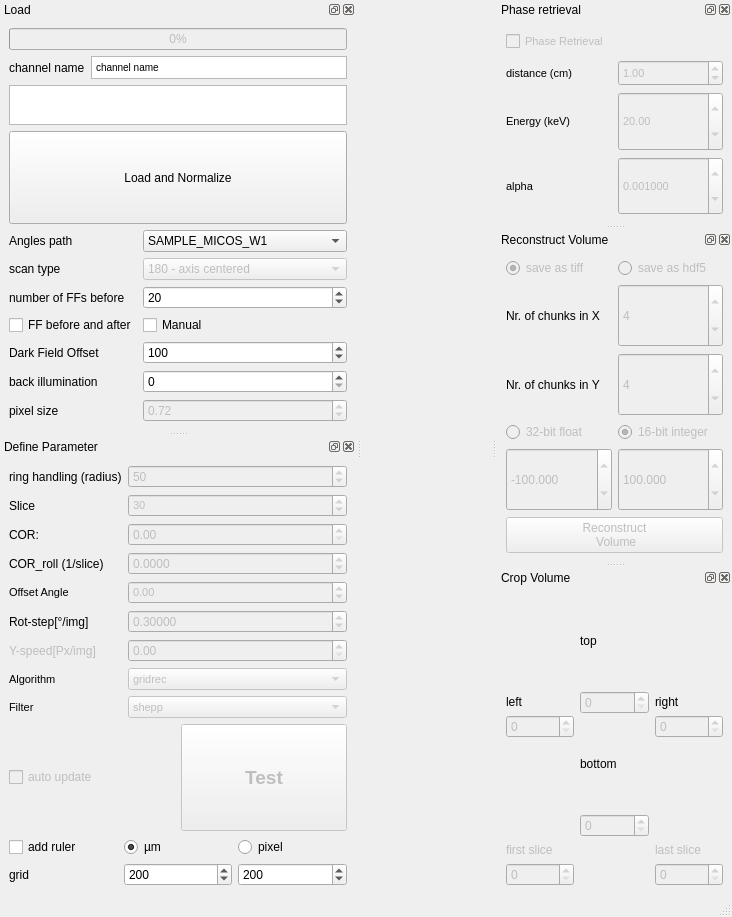
This is BAMline_on_the_fly_CT-reco/on_the_fly_CT_reco_hdf_dock_widget.ui in Ultimex81/BAMline_CT_preview_RECO as Qt 5 draws it before an edit. The edited form follows.
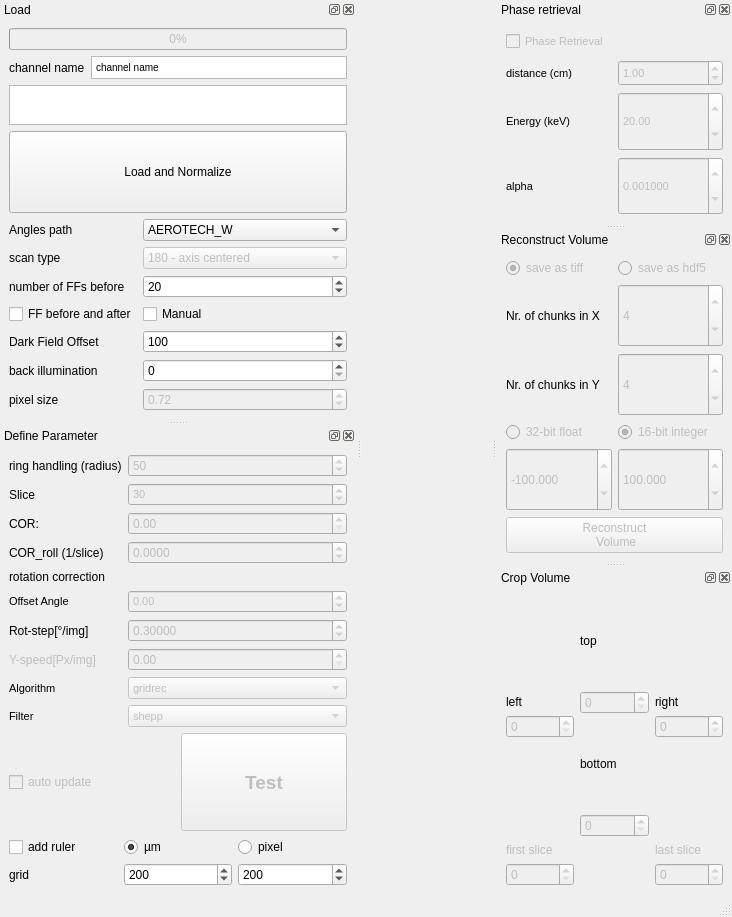
This is the edited form.

Commit message: added calculated CAM-rot correction from COR-roll value

```diff
--- a/BAMline_on_the_fly_CT-reco/on_the_fly_CT_reco_hdf_dock_widget.ui
+++ b/BAMline_on_the_fly_CT-reco/on_the_fly_CT_reco_hdf_dock_widget.ui
@@ -295,6 +295,11 @@
      </item>
      <item row="2" column="1">
       <widget class="QComboBox" name="angle_directory_combobox">
+       <item>
+        <property name="text">
+         <string>AEROTECH_W</string>
+        </property>
+       </item>
        <item>
         <property name="text">
          <string>SAMPLE_MICOS_W1</string>
@@ -332,10 +337,119 @@
    </attribute>
    <widget class="QWidget" name="dockWidgetContents_2">
     <layout class="QGridLayout" name="gridLayout_5">
+     <item row="1" column="0">
+      <layout class="QHBoxLayout" name="horizontalLayout">
+       <item>
+        <widget class="QCheckBox" name="auto_update">
+         <property name="enabled">
+          <bool>false</bool>
+         </property>
+         <property name="text">
+          <string>auto update</string>
+         </property>
+        </widget>
+       </item>
+       <item>
+        <widget class="QPushButton" name="pushReconstruct">
+         <property name="enabled">
+          <bool>false</bool>
+         </property>
+         <property name="sizePolicy">
+          <sizepolicy hsizetype="Minimum" vsizetype="Preferred">
+           <horstretch>0</horstretch>
+           <verstretch>0</verstretch>
+          </sizepolicy>
+         </property>
+         <property name="minimumSize">
+          <size>
+           <width>0</width>
+           <height>30</height>
+          </size>
+         </property>
+         <property name="font">
+          <font>
+           <pointsize>14</pointsize>
+           <bold>true</bold>
+          </font>
+         </property>
+         <property name="text">
+          <string>Test</string>
+         </property>
+        </widget>
+       </item>
+      </layout>
+     </item>
+     <item row="3" column="0">
+      <layout class="QGridLayout" name="gridLayout_11">
+       <item row="1" column="0">
+        <widget class="QLabel" name="label_23">
+         <property name="text">
+          <string>grid</string>
+         </property>
+        </widget>
+       </item>
+       <item row="1" column="1">
+        <widget class="QSpinBox" name="spinBox_ruler_grid">
+         <property name="minimum">
+          <number>10</number>
+         </property>
+         <property name="maximum">
+          <number>999999</number>
+         </property>
+         <property name="singleStep">
+          <number>10</number>
+         </property>
+         <property name="value">
+          <number>200</number>
+         </property>
+        </widget>
+       </item>
+       <item row="0" column="0">
+        <widget class="QCheckBox" name="checkBox_ruler">
+         <property name="text">
+          <string>add ruler</string>
+         </property>
+        </widget>
+       </item>
+       <item row="0" column="1">
+        <widget class="QRadioButton" name="grid_micrometer">
+         <property name="text">
+          <string>µm</string>
+         </property>
+         <property name="checked">
+          <bool>true</bool>
+         </property>
+        </widget>
+       </item>
+       <item row="0" column="2">
+        <widget class="QRadioButton" name="grid_pixel">
+         <property name="text">
+          <string>pixel</string>
+         </property>
+         <property name="checked">
+          <bool>false</bool>
+         </property>
+        </widget>
+       </item>
+       <item row="1" column="2">
+        <widget class="QSpinBox" name="spinBox_pixel_grid">
+         <property name="minimum">
+          <number>10</number>
+         </property>
+         <property name="maximum">
+          <number>99999</number>
+         </property>
+         <property name="value">
+          <number>200</number>
+         </property>
+        </widget>
+       </item>
+      </layout>
+     </item>
      <item row="0" column="0">
       <layout class="QGridLayout" name="gridLayout_3">
-       <item row="10" column="1">
-        <widget class="QSpinBox" name="slice_number">
+       <item row="17" column="2">
+        <widget class="QDoubleSpinBox" name="speed_Y">
          <property name="enabled">
           <bool>false</bool>
          </property>
@@ -345,46 +459,22 @@
            <verstretch>0</verstretch>
           </sizepolicy>
          </property>
-         <property name="font">
-          <font>
-           <pointsize>8</pointsize>
-           <bold>false</bold>
-          </font>
-         </property>
-         <property name="value">
-          <number>30</number>
-         </property>
         </widget>
        </item>
-       <item row="13" column="1">
-        <widget class="QDoubleSpinBox" name="Offset_Angle">
-         <property name="enabled">
-          <bool>false</bool>
-         </property>
+       <item row="11" column="0">
+        <widget class="QLabel" name="label_3">
          <property name="sizePolicy">
-          <sizepolicy hsizetype="Minimum" vsizetype="Preferred">
+          <sizepolicy hsizetype="Fixed" vsizetype="Preferred">
            <horstretch>0</horstretch>
            <verstretch>0</verstretch>
           </sizepolicy>
          </property>
-         <property name="font">
-          <font>
-           <pointsize>8</pointsize>
-           <bold>false</bold>
-          </font>
+         <property name="text">
+          <string>COR:</string>
          </property>
-         <property name="alignment">
-          <set>Qt::AlignLeading|Qt::AlignLeft|Qt::AlignVCenter</set>
-         </property>
-         <property name="minimum">
-          <double>-360.000000000000000</double>
-         </property>
-         <property name="maximum">
-          <double>360.000000000000000</double>
-         </property>
         </widget>
        </item>
-       <item row="11" column="1">
+       <item row="11" column="2">
         <widget class="QDoubleSpinBox" name="COR">
          <property name="enabled">
           <bool>false</bool>
@@ -411,7 +501,26 @@
          </property>
         </widget>
        </item>
-       <item row="14" column="0">
+       <item row="9" column="2">
+        <widget class="QSpinBox" name="spinBox_ringradius">
+         <property name="enabled">
+          <bool>false</bool>
+         </property>
+         <property name="sizePolicy">
+          <sizepolicy hsizetype="Minimum" vsizetype="Preferred">
+           <horstretch>0</horstretch>
+           <verstretch>0</verstretch>
+          </sizepolicy>
+         </property>
+         <property name="maximum">
+          <number>65535</number>
+         </property>
+         <property name="value">
+          <number>50</number>
+         </property>
+        </widget>
+       </item>
+       <item row="16" column="0">
         <widget class="QLabel" name="label">
          <property name="sizePolicy">
           <sizepolicy hsizetype="Fixed" vsizetype="Preferred">
@@ -424,71 +533,7 @@
          </property>
         </widget>
        </item>
-       <item row="15" column="0">
-        <widget class="QLabel" name="label_4">
-         <property name="enabled">
-          <bool>false</bool>
-         </property>
-         <property name="sizePolicy">
-          <sizepolicy hsizetype="Fixed" vsizetype="Preferred">
-           <horstretch>0</horstretch>
-           <verstretch>0</verstretch>
-          </sizepolicy>
-         </property>
-         <property name="text">
-          <string>Y-speed[Px/img]</string>
-         </property>
-        </widget>
-       </item>
-       <item row="10" column="0">
-        <widget class="QLabel" name="label_7">
-         <property name="text">
-          <string>Slice</string>
-         </property>
-        </widget>
-       </item>
-       <item row="16" column="0">
-        <widget class="QLabel" name="label_15">
-         <property name="sizePolicy">
-          <sizepolicy hsizetype="Fixed" vsizetype="Preferred">
-           <horstretch>0</horstretch>
-           <verstretch>0</verstretch>
-          </sizepolicy>
-         </property>
-         <property name="font">
-          <font>
-           <pointsize>8</pointsize>
-           <bold>false</bold>
-          </font>
-         </property>
-         <property name="text">
-          <string>Algorithm</string>
-         </property>
-        </widget>
-       </item>
-       <item row="14" column="1">
-        <widget class="QDoubleSpinBox" name="speed_W">
-         <property name="enabled">
-          <bool>false</bool>
-         </property>
-         <property name="sizePolicy">
-          <sizepolicy hsizetype="Minimum" vsizetype="Preferred">
-           <horstretch>0</horstretch>
-           <verstretch>0</verstretch>
-          </sizepolicy>
-         </property>
-         <property name="decimals">
-          <number>5</number>
-         </property>
-         <property name="singleStep">
-          <double>0.000100000000000</double>
-         </property>
-         <property name="value">
-          <double>0.300000000000000</double>
-         </property>
-        </widget>
-       </item>
-       <item row="17" column="0">
+       <item row="19" column="0">
         <widget class="QLabel" name="label_16">
          <property name="sizePolicy">
           <sizepolicy hsizetype="Fixed" vsizetype="Preferred">
@@ -507,6 +552,53 @@
          </property>
         </widget>
        </item>
+       <item row="15" column="2">
+        <widget class="QDoubleSpinBox" name="Offset_Angle">
+         <property name="enabled">
+          <bool>false</bool>
+         </property>
+         <property name="sizePolicy">
+          <sizepolicy hsizetype="Minimum" vsizetype="Preferred">
+           <horstretch>0</horstretch>
+           <verstretch>0</verstretch>
+          </sizepolicy>
+         </property>
+         <property name="font">
+          <font>
+           <pointsize>8</pointsize>
+           <bold>false</bold>
+          </font>
+         </property>
+         <property name="alignment">
+          <set>Qt::AlignLeading|Qt::AlignLeft|Qt::AlignVCenter</set>
+         </property>
+         <property name="minimum">
+          <double>-360.000000000000000</double>
+         </property>
+         <property name="maximum">
+          <double>360.000000000000000</double>
+         </property>
+        </widget>
+       </item>
+       <item row="18" column="0">
+        <widget class="QLabel" name="label_15">
+         <property name="sizePolicy">
+          <sizepolicy hsizetype="Fixed" vsizetype="Preferred">
+           <horstretch>0</horstretch>
+           <verstretch>0</verstretch>
+          </sizepolicy>
+         </property>
+         <property name="font">
+          <font>
+           <pointsize>8</pointsize>
+           <bold>false</bold>
+          </font>
+         </property>
+         <property name="text">
+          <string>Algorithm</string>
+         </property>
+        </widget>
+       </item>
        <item row="9" column="0">
         <widget class="QLabel" name="label_8">
          <property name="sizePolicy">
@@ -520,7 +612,49 @@
          </property>
         </widget>
        </item>
-       <item row="16" column="1">
+       <item row="13" column="0">
+        <widget class="QLabel" name="label_24">
+         <property name="text">
+          <string>COR_roll (1/slice)</string>
+         </property>
+        </widget>
+       </item>
+       <item row="15" column="0">
+        <widget class="QLabel" name="label_9">
+         <property name="sizePolicy">
+          <sizepolicy hsizetype="Fixed" vsizetype="Preferred">
+           <horstretch>0</horstretch>
+           <verstretch>0</verstretch>
+          </sizepolicy>
+         </property>
+         <property name="font">
+          <font>
+           <pointsize>8</pointsize>
+           <bold>false</bold>
+          </font>
+         </property>
+         <property name="text">
+          <string>Offset Angle</string>
+         </property>
+        </widget>
+       </item>
+       <item row="17" column="0">
+        <widget class="QLabel" name="label_4">
+         <property name="enabled">
+          <bool>false</bool>
+         </property>
+         <property name="sizePolicy">
+          <sizepolicy hsizetype="Fixed" vsizetype="Preferred">
+           <horstretch>0</horstretch>
+           <verstretch>0</verstretch>
+          </sizepolicy>
+         </property>
+         <property name="text">
+          <string>Y-speed[Px/img]</string>
+         </property>
+        </widget>
+       </item>
+       <item row="18" column="2">
         <widget class="QComboBox" name="algorithm_list">
          <property name="enabled">
           <bool>false</bool>
@@ -549,20 +683,33 @@
          </item>
         </widget>
        </item>
-       <item row="11" column="0">
-        <widget class="QLabel" name="label_3">
-         <property name="sizePolicy">
-          <sizepolicy hsizetype="Fixed" vsizetype="Preferred">
-           <horstretch>0</horstretch>
-           <verstretch>0</verstretch>
-          </sizepolicy>
-         </property>
+       <item row="10" column="0">
+        <widget class="QLabel" name="label_7">
          <property name="text">
-          <string>COR:</string>
+          <string>Slice</string>
          </property>
         </widget>
        </item>
-       <item row="17" column="1">
+       <item row="13" column="2">
+        <widget class="QDoubleSpinBox" name="COR_roll">
+         <property name="enabled">
+          <bool>false</bool>
+         </property>
+         <property name="decimals">
+          <number>4</number>
+         </property>
+         <property name="minimum">
+          <double>-10.000000000000000</double>
+         </property>
+         <property name="maximum">
+          <double>10.000000000000000</double>
+         </property>
+         <property name="singleStep">
+          <double>0.000100000000000</double>
+         </property>
+        </widget>
+       </item>
+       <item row="19" column="2">
         <widget class="QComboBox" name="filter_list">
          <property name="enabled">
           <bool>false</bool>
@@ -621,10 +768,13 @@
          </item>
         </widget>
        </item>
-       <item row="13" column="0">
-        <widget class="QLabel" name="label_9">
+       <item row="10" column="2">
+        <widget class="QSpinBox" name="slice_number">
+         <property name="enabled">
+          <bool>false</bool>
+         </property>
          <property name="sizePolicy">
-          <sizepolicy hsizetype="Fixed" vsizetype="Preferred">
+          <sizepolicy hsizetype="Minimum" vsizetype="Preferred">
            <horstretch>0</horstretch>
            <verstretch>0</verstretch>
           </sizepolicy>
@@ -635,32 +785,13 @@
            <bold>false</bold>
           </font>
          </property>
-         <property name="text">
-          <string>Offset Angle</string>
-         </property>
-        </widget>
-       </item>
-       <item row="9" column="1">
-        <widget class="QSpinBox" name="spinBox_ringradius">
-         <property name="enabled">
-          <bool>false</bool>
-         </property>
-         <property name="sizePolicy">
-          <sizepolicy hsizetype="Minimum" vsizetype="Preferred">
-           <horstretch>0</horstretch>
-           <verstretch>0</verstretch>
-          </sizepolicy>
-         </property>
-         <property name="maximum">
-          <number>65535</number>
-         </property>
          <property name="value">
-          <number>50</number>
+          <number>30</number>
          </property>
         </widget>
        </item>
-       <item row="15" column="1">
-        <widget class="QDoubleSpinBox" name="speed_Y">
+       <item row="16" column="2">
+        <widget class="QDoubleSpinBox" name="speed_W">
          <property name="enabled">
           <bool>false</bool>
          </property>
@@ -669,141 +800,22 @@
            <horstretch>0</horstretch>
            <verstretch>0</verstretch>
           </sizepolicy>
-         </property>
-        </widget>
-       </item>
-       <item row="12" column="0">
-        <widget class="QLabel" name="label_24">
-         <property name="text">
-          <string>COR_roll (1/slice)</string>
-         </property>
-        </widget>
-       </item>
-       <item row="12" column="1">
-        <widget class="QDoubleSpinBox" name="COR_roll">
-         <property name="enabled">
-          <bool>false</bool>
          </property>
          <property name="decimals">
-          <number>4</number>
-         </property>
-         <property name="minimum">
-          <double>-10.000000000000000</double>
-         </property>
-         <property name="maximum">
-          <double>10.000000000000000</double>
+          <number>5</number>
          </property>
          <property name="singleStep">
           <double>0.000100000000000</double>
          </property>
-        </widget>
-       </item>
-      </layout>
-     </item>
-     <item row="1" column="0">
-      <layout class="QHBoxLayout" name="horizontalLayout">
-       <item>
-        <widget class="QCheckBox" name="auto_update">
-         <property name="enabled">
-          <bool>false</bool>
-         </property>
-         <property name="text">
-          <string>auto update</string>
-         </property>
-        </widget>
-       </item>
-       <item>
-        <widget class="QPushButton" name="pushReconstruct">
-         <property name="enabled">
-          <bool>false</bool>
-         </property>
-         <property name="sizePolicy">
-          <sizepolicy hsizetype="Minimum" vsizetype="Preferred">
-           <horstretch>0</horstretch>
-           <verstretch>0</verstretch>
-          </sizepolicy>
-         </property>
-         <property name="minimumSize">
-          <size>
-           <width>0</width>
-           <height>30</height>
-          </size>
-         </property>
-         <property name="font">
-          <font>
-           <pointsize>14</pointsize>
-           <bold>true</bold>
-          </font>
-         </property>
-         <property name="text">
-          <string>Test</string>
-         </property>
-        </widget>
-       </item>
-      </layout>
-     </item>
-     <item row="3" column="0">
-      <layout class="QGridLayout" name="gridLayout_11">
-       <item row="1" column="0">
-        <widget class="QLabel" name="label_23">
-         <property name="text">
-          <string>grid</string>
-         </property>
-        </widget>
-       </item>
-       <item row="1" column="1">
-        <widget class="QSpinBox" name="spinBox_ruler_grid">
-         <property name="minimum">
-          <number>10</number>
-         </property>
-         <property name="maximum">
-          <number>999999</number>
-         </property>
-         <property name="singleStep">
-          <number>10</number>
-         </property>
          <property name="value">
-          <number>200</number>
+          <double>0.300000000000000</double>
          </property>
         </widget>
        </item>
-       <item row="0" column="0">
-        <widget class="QCheckBox" name="checkBox_ruler">
+       <item row="14" column="0">
+        <widget class="QLabel" name="label_26">
          <property name="text">
-          <string>add ruler</string>
-         </property>
-        </widget>
-       </item>
-       <item row="0" column="1">
-        <widget class="QRadioButton" name="grid_micrometer">
-         <property name="text">
-          <string>µm</string>
-         </property>
-         <property name="checked">
-          <bool>true</bool>
-         </property>
-        </widget>
-       </item>
-       <item row="0" column="2">
-        <widget class="QRadioButton" name="grid_pixel">
-         <property name="text">
-          <string>pixel</string>
-         </property>
-         <property name="checked">
-          <bool>false</bool>
-         </property>
-        </widget>
-       </item>
-       <item row="1" column="2">
-        <widget class="QSpinBox" name="spinBox_pixel_grid">
-         <property name="minimum">
-          <number>10</number>
-         </property>
-         <property name="maximum">
-          <number>99999</number>
-         </property>
-         <property name="value">
-          <number>200</number>
+          <string>rotation correction</string>
          </property>
         </widget>
        </item>
```
Left out of the diff: 2 changed lines with no effect on the pictures. The commit also changes 1 other file.
